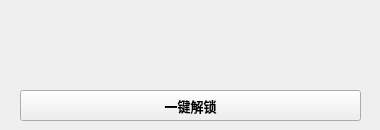
Before: the Qt Designer form src/ui/sfr_ui.ui in JNTMTMTM/SHICTHRS_StarRail_FPSUnlocker, drawn with Qt 5.
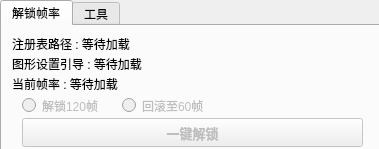
After: the same form once the commit is applied. The open tabs and pages were chosen to show the change.

Commit message: V0.0.0 SRF - add UI index_0-1 and icon

What changed in the file:
```diff
--- a/src/ui/sfr_ui.ui
+++ b/src/ui/sfr_ui.ui
@@ -6,31 +6,205 @@
    <rect>
     <x>0</x>
     <y>0</y>
-    <width>380</width>
-    <height>130</height>
+    <width>379</width>
+    <height>149</height>
    </rect>
   </property>
+  <property name="minimumSize">
+   <size>
+    <width>0</width>
+    <height>0</height>
+   </size>
+  </property>
+  <property name="maximumSize">
+   <size>
+    <width>10000</width>
+    <height>1245124</height>
+   </size>
+  </property>
   <property name="windowTitle">
    <string>SHICTHRS-SFR</string>
   </property>
-  <widget class="QPushButton" name="pushButton">
+  <widget class="QTabWidget" name="tw_main">
    <property name="geometry">
     <rect>
-     <x>20</x>
-     <y>90</y>
-     <width>341</width>
-     <height>31</height>
+     <x>0</x>
+     <y>0</y>
+     <width>381</width>
+     <height>151</height>
     </rect>
    </property>
-   <property name="font">
-    <font>
-     <pointsize>10</pointsize>
-     <bold>true</bold>
-    </font>
+   <property name="currentIndex">
+    <number>1</number>
    </property>
-   <property name="text">
-    <string>一键解锁</string>
-   </property>
+   <widget class="QWidget" name="index_0">
+    <attribute name="title">
+     <string>解锁帧率</string>
+    </attribute>
+    <widget class="QPushButton" name="pbtn_index_0_unlock_fps">
+     <property name="enabled">
+      <bool>false</bool>
+     </property>
+     <property name="geometry">
+      <rect>
+       <x>20</x>
+       <y>92</y>
+       <width>341</width>
+       <height>29</height>
+      </rect>
+     </property>
+     <property name="font">
+      <font>
+       <pointsize>10</pointsize>
+       <bold>true</bold>
+      </font>
+     </property>
+     <property name="text">
+      <string>一键解锁</string>
+     </property>
+    </widget>
+    <widget class="QLabel" name="lb_index_0_graphics_index">
+     <property name="geometry">
+      <rect>
+       <x>10</x>
+       <y>30</y>
+       <width>341</width>
+       <height>16</height>
+      </rect>
+     </property>
+     <property name="text">
+      <string>图形设置引导 : 等待加载</string>
+     </property>
+    </widget>
+    <widget class="QLabel" name="lb_index_0_regedit_path">
+     <property name="geometry">
+      <rect>
+       <x>10</x>
+       <y>10</y>
+       <width>341</width>
+       <height>16</height>
+      </rect>
+     </property>
+     <property name="text">
+      <string>注册表路径 : 等待加载</string>
+     </property>
+    </widget>
+    <widget class="QLabel" name="lb_index_0_current_fps">
+     <property name="geometry">
+      <rect>
+       <x>10</x>
+       <y>50</y>
+       <width>341</width>
+       <height>16</height>
+      </rect>
+     </property>
+     <property name="text">
+      <string>当前帧率 : 等待加载</string>
+     </property>
+    </widget>
+    <widget class="QRadioButton" name="rb_index_0_unlock_120fps">
+     <property name="enabled">
+      <bool>false</bool>
+     </property>
+     <property name="geometry">
+      <rect>
+       <x>20</x>
+       <y>70</y>
+       <width>95</width>
+       <height>19</height>
+      </rect>
+     </property>
+     <property name="text">
+      <string>解锁120帧</string>
+     </property>
+    </widget>
+    <widget class="QRadioButton" name="rb_index_0_rlb_60fps">
+     <property name="enabled">
+      <bool>false</bool>
+     </property>
+     <property name="geometry">
+      <rect>
+       <x>120</x>
+       <y>70</y>
+       <width>95</width>
+       <height>19</height>
+      </rect>
+     </property>
+     <property name="text">
+      <string>回滚至60帧</string>
+     </property>
+    </widget>
+   </widget>
+   <widget class="QWidget" name="index_1">
+    <attribute name="title">
+     <string>工具</string>
+    </attribute>
+    <widget class="QLabel" name="lb_index_1_version_info">
+     <property name="geometry">
+      <rect>
+       <x>10</x>
+       <y>10</y>
+       <width>341</width>
+       <height>16</height>
+      </rect>
+     </property>
+     <property name="text">
+      <string>版本信息 : 等待加载</string>
+     </property>
+    </widget>
+    <widget class="QLabel" name="lb_index_1_github_link">
+     <property name="geometry">
+      <rect>
+       <x>10</x>
+       <y>30</y>
+       <width>341</width>
+       <height>16</height>
+      </rect>
+     </property>
+     <property name="text">
+      <string>&lt;html&gt;&lt;head/&gt;&lt;body&gt;&lt;p&gt;仓库地址 : 等待加载&lt;/p&gt;&lt;p&gt;&lt;br/&gt;&lt;/p&gt;&lt;/body&gt;&lt;/html&gt;</string>
+     </property>
+    </widget>
+    <widget class="QPushButton" name="pbtn_index_1_start_game">
+     <property name="geometry">
+      <rect>
+       <x>20</x>
+       <y>50</y>
+       <width>341</width>
+       <height>23</height>
+      </rect>
+     </property>
+     <property name="text">
+      <string>启动游戏</string>
+     </property>
+    </widget>
+    <widget class="QPushButton" name="pbtn_index_1_restart_system">
+     <property name="geometry">
+      <rect>
+       <x>20</x>
+       <y>73</y>
+       <width>341</width>
+       <height>23</height>
+      </rect>
+     </property>
+     <property name="text">
+      <string>重启系统</string>
+     </property>
+    </widget>
+    <widget class="QPushButton" name="pbtn_index_1_quit">
+     <property name="geometry">
+      <rect>
+       <x>20</x>
+       <y>96</y>
+       <width>341</width>
+       <height>23</height>
+      </rect>
+     </property>
+     <property name="text">
+      <string>安全退出</string>
+     </property>
+    </widget>
+   </widget>
   </widget>
  </widget>
  <resources/>
```
Left out of the diff: 4 changed lines with no effect on the pictures. The commit also changes 4 other files.
